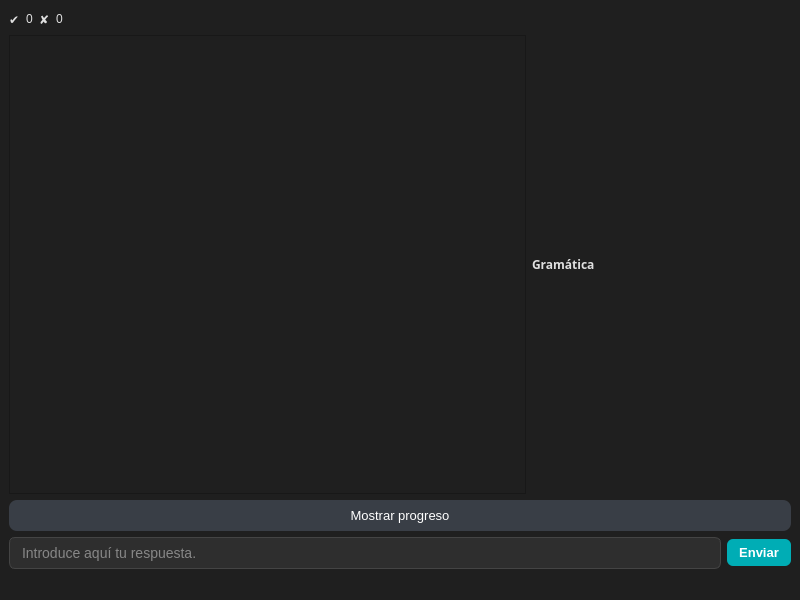
Before: the Qt Designer form slrtutorwindow.ui in jose-rZM/SyntaxTutor, drawn with Qt 5.
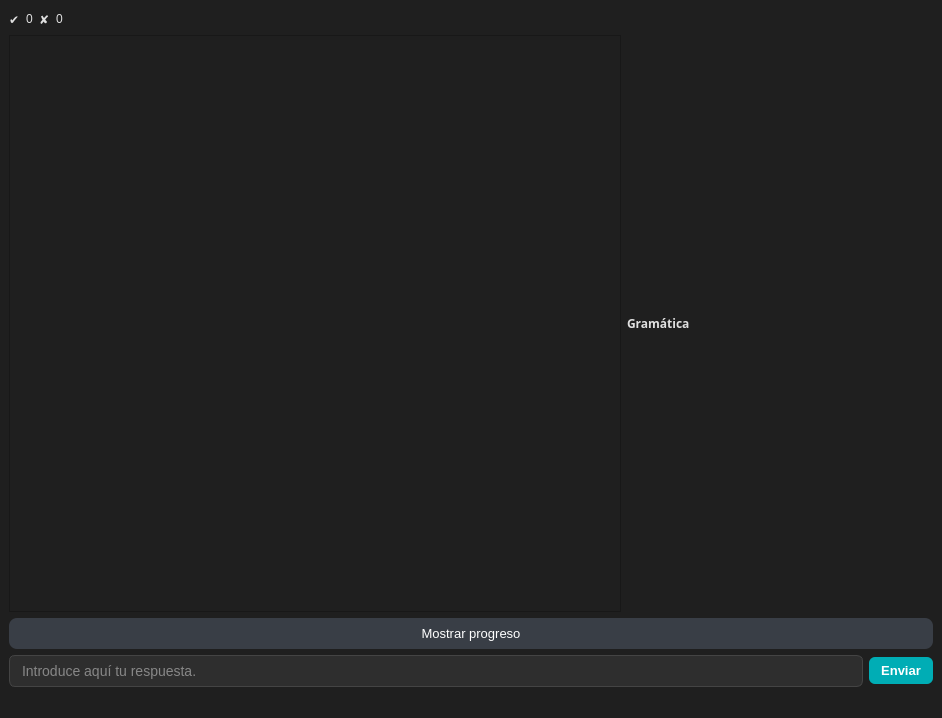
After: the same form once the commit is applied. Icons and pictures are not drawn.

Commit message: change configs of chat bubbles and D questions

Diff of the .ui file:
```diff
--- a/slrtutorwindow.ui
+++ b/slrtutorwindow.ui
@@ -6,8 +6,8 @@
    <rect>
     <x>0</x>
     <y>0</y>
-    <width>800</width>
-    <height>600</height>
+    <width>942</width>
+    <height>718</height>
    </rect>
   </property>
   <property name="windowTitle">
```
Left out of the diff: 2 changed lines with no effect on the pictures. The commit also changes 2 other files.
